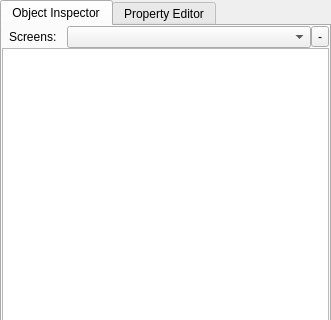
Old version of the form tools/ve2/UI/Inspector.ui in the repository TrickPlay/Trickplay; both pictures show x 0 to 331 and y 0 to 320 of the 331 by 819 pixel window.
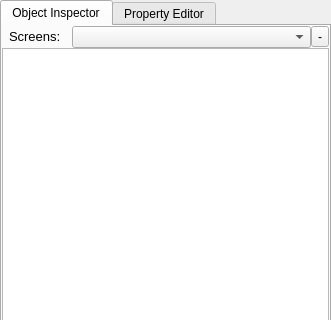
New version of the form.

Commit message: [ve2] Changed VE UI (Object Inspector / Property Inspector)

The edit to the form file:
```diff
--- a/tools/ve2/UI/Inspector.ui
+++ b/tools/ve2/UI/Inspector.ui
@@ -109,6 +109,11 @@
              <verstretch>0</verstretch>
             </sizepolicy>
            </property>
+           <property name="font">
+            <font>
+             <pointsize>10</pointsize>
+            </font>
+           </property>
            <property name="lineWidth">
             <number>1</number>
            </property>
```
Left out of the diff: 14 changed lines with no effect on the pictures. The commit also changes 7 other files.
